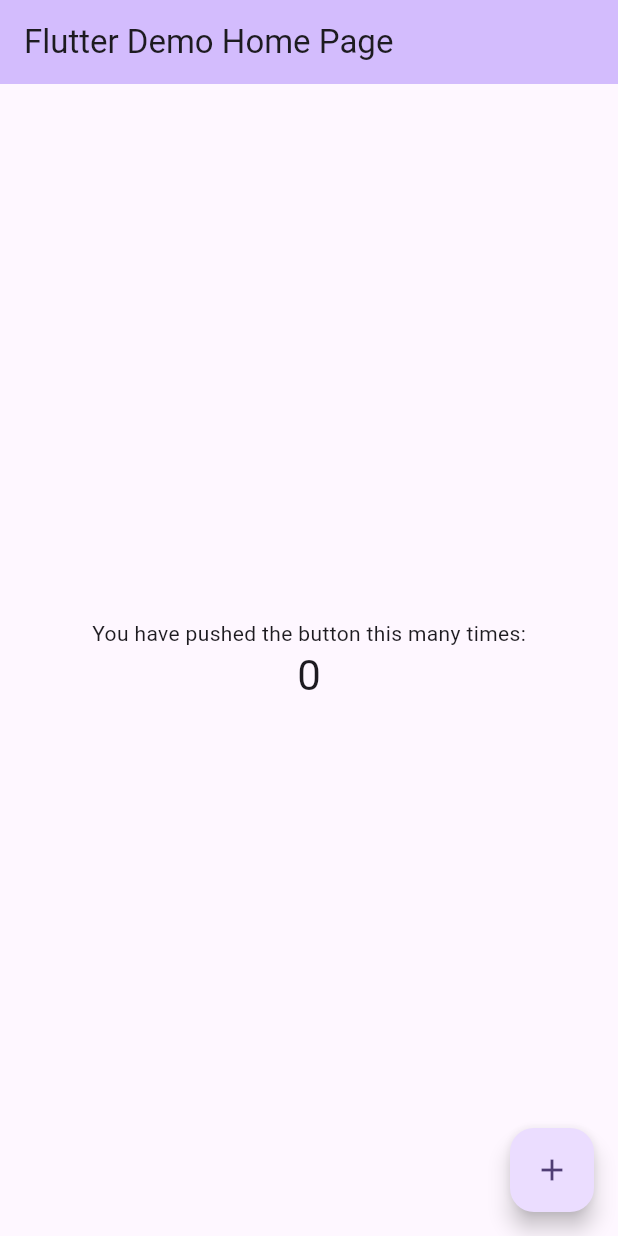
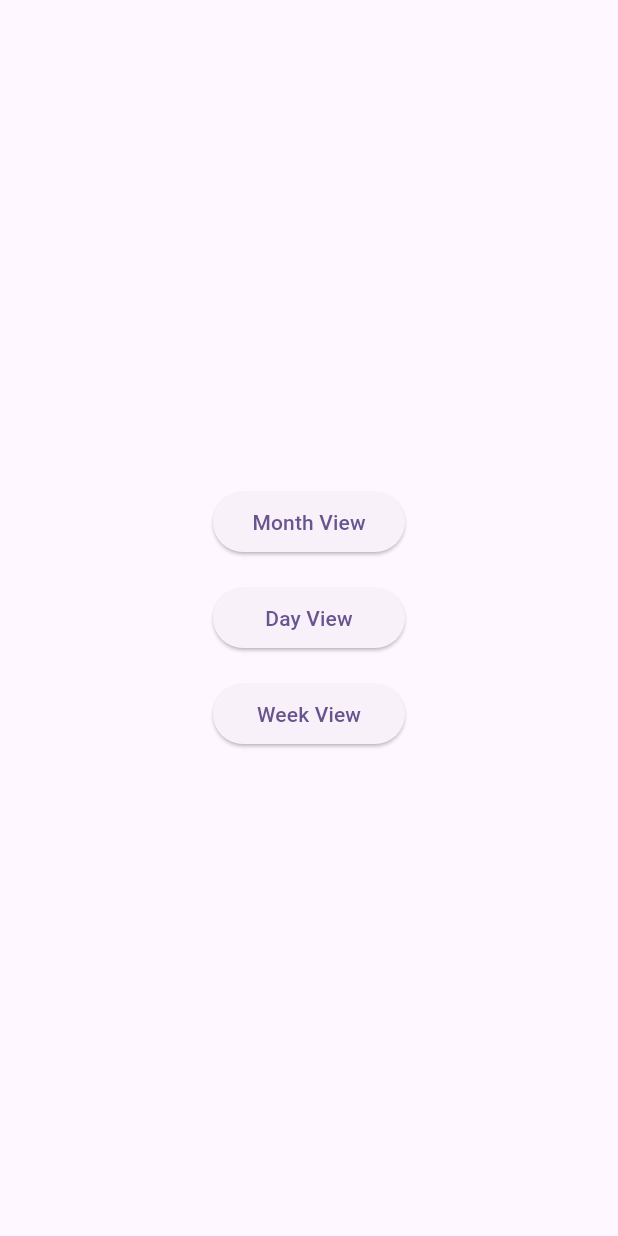
Before and after one commit to imaldi/event_calendar, a Flutter app: the screen it shows after launch, on a phone screen of 412 x 824 dp. Run offline on Flutter 3.47's test engine with Material 3 defaults, Android fonts, the phone set to English and light mode, and no system bars; our stand-ins replace syncfusion_flutter_calendar.

Commit message:
done adding basic month daily view

```diff
--- a/lib/main.dart
+++ b/lib/main.dart
@@ -1,3 +1,5 @@
+
+import 'package:event_calendar/presentation/screens/home_screen.dart';
 import 'package:flutter/material.dart';
 
 void main() {
@@ -31,95 +33,7 @@ class MyApp extends StatelessWidget {
         colorScheme: ColorScheme.fromSeed(seedColor: Colors.deepPurple),
         useMaterial3: true,
       ),
-      home: const MyHomePage(title: 'Flutter Demo Home Page'),
+      home: HomeScreen(),
     );
   }
 }
-
-class MyHomePage extends StatefulWidget {
-  const MyHomePage({super.key, required this.title});
-
-  // This widget is the home page of your application. It is stateful, meaning
-  // that it has a State object (defined below) that contains fields that affect
-  // how it looks.
-
-  // This class is the configuration for the state. It holds the values (in this
-  // case the title) provided by the parent (in this case the App widget) and
-  // used by the build method of the State. Fields in a Widget subclass are
-  // always marked "final".
-
-  final String title;
-
-  @override
-  State<MyHomePage> createState() => _MyHomePageState();
-}
-
-class _MyHomePageState extends State<MyHomePage> {
-  int _counter = 0;
-
-  void _incrementCounter() {
-    setState(() {
-      // This call to setState tells the Flutter framework that something has
-      // changed in this State, which causes it to rerun the build method below
-      // so that the display can reflect the updated values. If we changed
-      // _counter without calling setState(), then the build method would not be
-      // called again, and so nothing would appear to happen.
-      _counter++;
-    });
-  }
-
-  @override
-  Widget build(BuildContext context) {
-    // This method is rerun every time setState is called, for instance as done
-    // by the _incrementCounter method above.
-    //
-    // The Flutter framework has been optimized to make rerunning build methods
-    // fast, so that you can just rebuild anything that needs updating rather
-    // than having to individually change instances of widgets.
-    return Scaffold(
-      appBar: AppBar(
-        // TRY THIS: Try changing the color here to a specific color (to
-        // Colors.amber, perhaps?) and trigger a hot reload to see the AppBar
-        // change color while the other colors stay the same.
-        backgroundColor: Theme.of(context).colorScheme.inversePrimary,
-        // Here we take the value from the MyHomePage object that was created by
-        // the App.build method, and use it to set our appbar title.
-        title: Text(widget.title),
-      ),
-      body: Center(
-        // Center is a layout widget. It takes a single child and positions it
-        // in the middle of the parent.
-        child: Column(
-          // Column is also a layout widget. It takes a list of children and
-          // arranges them vertically. By default, it sizes itself to fit its
-          // children horizontally, and tries to be as tall as its parent.
-          //
-          // Column has various properties to control how it sizes itself and
-          // how it positions its children. Here we use mainAxisAlignment to
-          // center the children vertically; the main axis here is the vertical
-          // axis because Columns are vertical (the cross axis would be
-          // horizontal).
-          //
-          // TRY THIS: Invoke "debug painting" (choose the "Toggle Debug Paint"
-          // action in the IDE, or press "p" in the console), to see the
-          // wireframe for each widget.
-          mainAxisAlignment: MainAxisAlignment.center,
-          children: <Widget>[
-            const Text(
-              'You have pushed the button this many times:',
-            ),
-            Text(
-              '$_counter',
-              style: Theme.of(context).textTheme.headlineMedium,
-            ),
-          ],
-        ),
-      ),
-      floatingActionButton: FloatingActionButton(
-        onPressed: _incrementCounter,
-        tooltip: 'Increment',
-        child: const Icon(Icons.add),
-      ), // This trailing comma makes auto-formatting nicer for build methods.
-    );
-  }
-}
--- /dev/null
+++ b/lib/presentation/screens/home_screen.dart
@@ -0,0 +1,45 @@
+import 'package:event_calendar/presentation/screens/daily_view_screen.dart';
+import 'package:event_calendar/presentation/screens/month_view_screen.dart';
+import 'package:flutter/cupertino.dart';
+import 'package:flutter/material.dart';
+
+class HomeScreen extends StatelessWidget {
+  const HomeScreen({Key? key}) : super(key: key);
+
+  @override
+  Widget build(BuildContext context) {
+    return Scaffold(
+      body: Center(
+        child: SizedBox(
+          width: 128,
+          child: Column(
+            mainAxisAlignment: MainAxisAlignment.center,
+            children: [
+              Container(
+                width: double.maxFinite,
+                child: ElevatedButton(
+                    onPressed: () {
+                      Navigator.push(context, MaterialPageRoute(builder: (context) => const MonthViewScreen()));
+                    }, child: const Text("Month View")),
+              ),
+              const SizedBox(
+                height: 16,
+              ),
+              Container(
+                  width: double.maxFinite,
+                  child: ElevatedButton(onPressed: () {
+                    Navigator.push(context, MaterialPageRoute(builder: (context) =>  DailyViewScreen()));
+                  }, child: const Text("Day View"))),
+              const SizedBox(
+                height: 16,
+              ),
+              Container(
+                  width: double.maxFinite,
+                  child: ElevatedButton(onPressed: () {}, child: const Text("Week View"))),
+            ],
+          ),
+        ),
+      ),
+    );
+  }
+}
--- a/pubspec.yaml
+++ b/pubspec.yaml
@@ -30,6 +30,7 @@ environment:
 dependencies:
   flutter:
     sdk: flutter
+  syncfusion_flutter_calendar: ^25.1.41
 
 
   # The following adds the Cupertino Icons font to your application.
```
Also changed, not shown: lib/presentation/data/data_source/meeting_data_source.dart (added, +34 -0 lines), lib/presentation/data/models/meeting_model.dart (added, +19 -0 lines), lib/presentation/screens/daily_view_screen.dart (added, +71 -0 lines), lib/presentation/screens/month_view_screen.dart (added, +32 -0 lines), lib/presentation/screens/weekly_view_screen.dart (added, +18 -0 lines), pubspec.lock.
